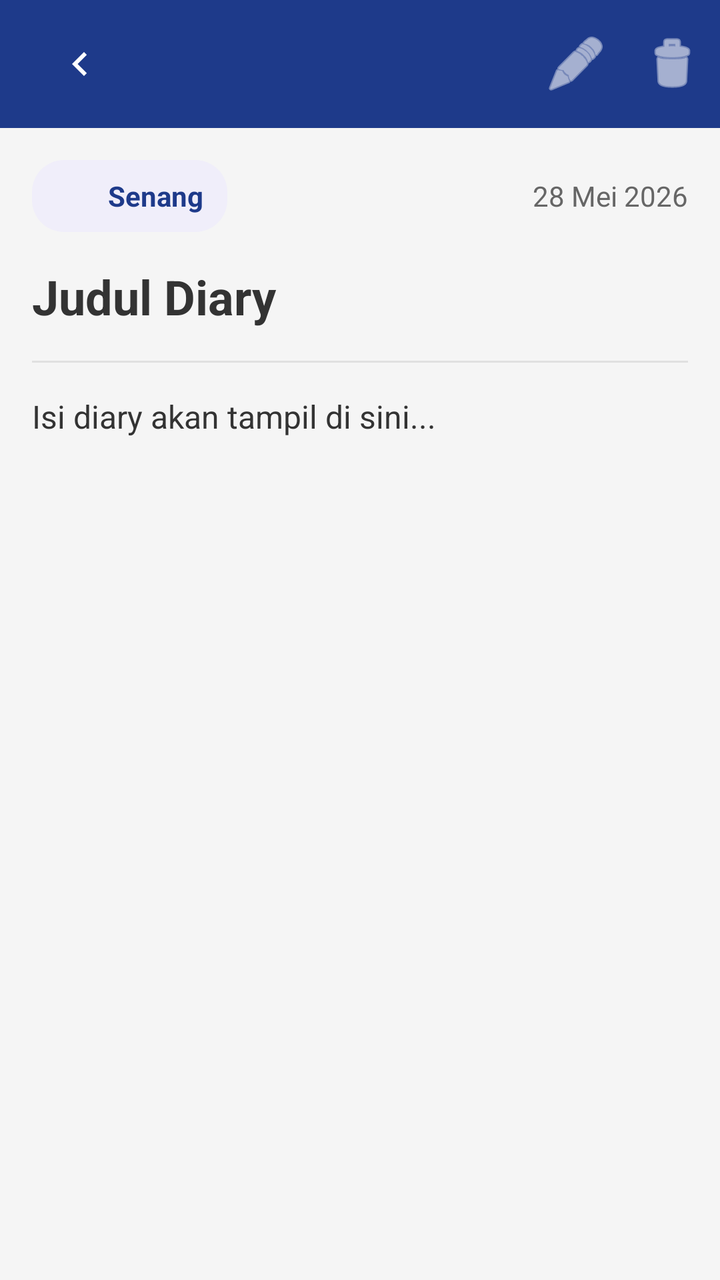
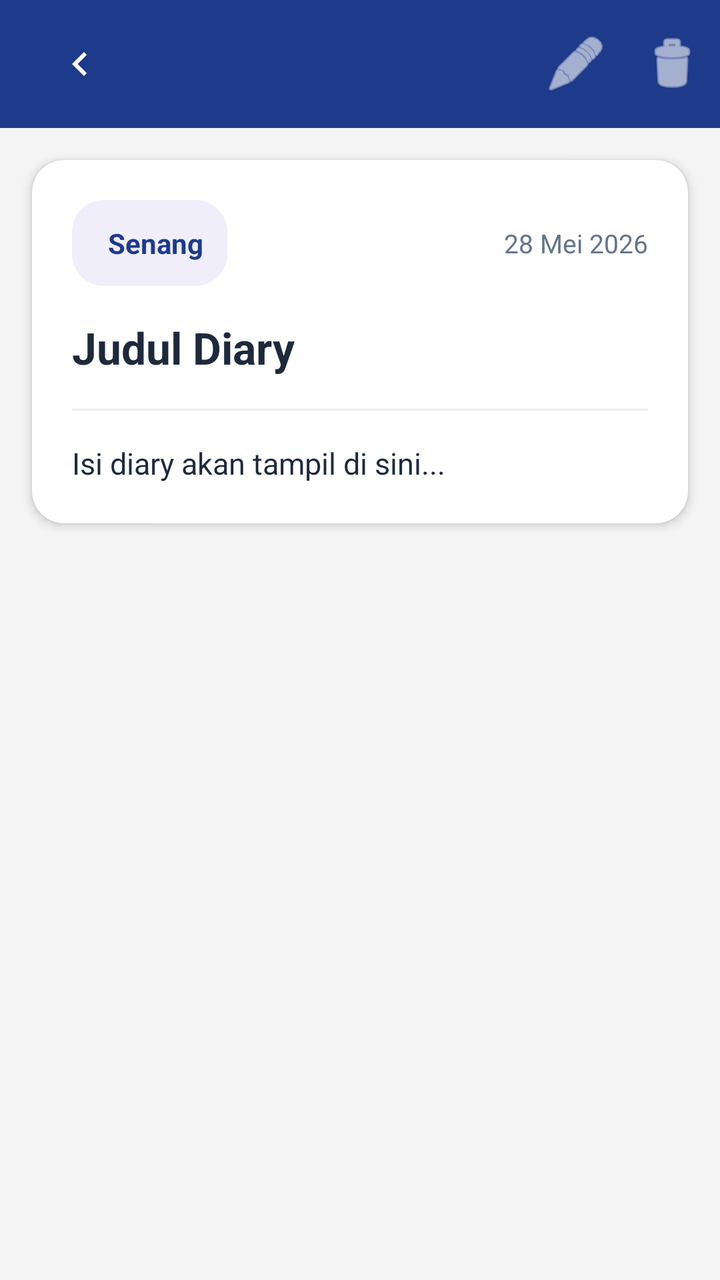

Before-and-after screenshots of an Android layout around one commit, followed by the original layout XML and the change that was made.
<!-- AndroidManifest.xml: application theme Theme.RuangTenang -->
<!-- res/layout/activity_journal_detail.xml -->
<?xml version="1.0" encoding="utf-8"?>
<LinearLayout
    xmlns:android="http://schemas.android.com/apk/res/android"
    xmlns:app="http://schemas.android.com/apk/res-auto"
    android:layout_width="match_parent"
    android:layout_height="match_parent"
    android:orientation="vertical"
    android:background="#F5F5F5">

    
    <androidx.appcompat.widget.Toolbar
        android:id="@+id/toolbar"
        android:layout_width="match_parent"
        android:layout_height="?attr/actionBarSize"
        android:background="@color/primary"
        app:titleTextColor="#FFFFFF">

        <LinearLayout
            android:layout_width="match_parent"
            android:layout_height="match_parent"
            android:orientation="horizontal"
            android:gravity="center_vertical">

            <ImageButton
                android:id="@+id/btn_back"
                android:layout_width="48dp"
                android:layout_height="48dp"
                android:background="?attr/selectableItemBackgroundBorderless"
                android:src="@drawable/ic_chevron_left"
                app:tint="#FFFFFF"
                android:contentDescription="Kembali" />

            <View
                android:layout_width="0dp"
                android:layout_height="0dp"
                android:layout_weight="1" />

            <ImageButton
                android:id="@+id/btn_edit"
                android:layout_width="48dp"
                android:layout_height="48dp"
                android:background="?attr/selectableItemBackgroundBorderless"
                android:src="@android:drawable/ic_menu_edit"
                app:tint="#FFFFFF"
                android:contentDescription="Edit" />

            <ImageButton
                android:id="@+id/btn_delete"
                android:layout_width="48dp"
                android:layout_height="48dp"
                android:background="?attr/selectableItemBackgroundBorderless"
                android:src="@android:drawable/ic_menu_delete"
                app:tint="#FFFFFF"
                android:contentDescription="Hapus" />
        </LinearLayout>
    </androidx.appcompat.widget.Toolbar>

    <ScrollView
        android:layout_width="match_parent"
        android:layout_height="match_parent"
        android:padding="16dp">

        <LinearLayout
            android:layout_width="match_parent"
            android:layout_height="wrap_content"
            android:orientation="vertical">

            
            <LinearLayout
                android:layout_width="match_parent"
                android:layout_height="wrap_content"
                android:layout_marginBottom="16dp"
                android:gravity="center_vertical"
                android:orientation="horizontal">

                <LinearLayout
                    android:id="@+id/layout_mood_chip"
                    android:layout_width="wrap_content"
                    android:layout_height="wrap_content"
                    android:background="@drawable/bg_chip"
                    android:gravity="center_vertical"
                    android:orientation="horizontal"
                    android:paddingHorizontal="12dp"
                    android:paddingVertical="8dp">

                    <ImageView
                        android:id="@+id/iv_detail_mood"
                        android:layout_width="20dp"
                        android:layout_height="20dp"
                        android:layout_marginEnd="6dp" />

                    <TextView
                        android:id="@+id/tv_detail_mood_label"
                        android:layout_width="wrap_content"
                        android:layout_height="wrap_content"
                        android:text="Senang"
                        android:textColor="@color/primary"
                        android:textSize="14sp"
                        android:textStyle="bold" />
                </LinearLayout>

                <TextView
                    android:id="@+id/tv_detail_date"
                    android:layout_width="0dp"
                    android:layout_height="wrap_content"
                    android:layout_weight="1"
                    android:gravity="end"
                    android:text="28 Mei 2026"
                    android:textColor="#666666"
                    android:textSize="14sp" />
            </LinearLayout>

            <TextView
                android:id="@+id/tv_detail_title"
                android:layout_width="match_parent"
                android:layout_height="wrap_content"
                android:text="Judul Diary"
                android:textColor="#333333"
                android:textSize="24sp"
                android:textStyle="bold"
                android:layout_marginBottom="16dp" />

            <View
                android:layout_width="match_parent"
                android:layout_height="1dp"
                android:background="#E0E0E0"
                android:layout_marginBottom="16dp" />

            <TextView
                android:id="@+id/tv_detail_content"
                android:layout_width="match_parent"
                android:layout_height="wrap_content"
                android:lineSpacingExtra="6dp"
                android:text="Isi diary akan tampil di sini..."
                android:textColor="#333333"
                android:textSize="16sp" />

        </LinearLayout>
    </ScrollView>

</LinearLayout>
<!-- resources referenced by this layout -->
<resources>
  <color name="primary">#1E3A8A</color>
  <!-- drawable bg_chip (drawable) -->
  <?xml version="1.0" encoding="utf-8"?>
  <shape xmlns:android="http://schemas.android.com/apk/res/android">
      <solid android:color="#F0EEFA" />
      <corners android:radius="16dp" />
  </shape>
  <!-- drawable ic_chevron_left (drawable) -->
  <vector xmlns:android="http://schemas.android.com/apk/res/android"
      android:width="24dp" android:height="24dp"
      android:viewportWidth="24" android:viewportHeight="24">
      <path android:fillColor="#5A94F2" android:pathData="M15.41,16.59L10.83,12l4.58,-4.59L14,6l-6,6 6,6z"/>
  </vector>
  <style name="Theme.RuangTenang" parent="Base.Theme.RuangTenang" />
  <style name="Base.Theme.RuangTenang" parent="Theme.Material3.DayNight.NoActionBar">
          <item name="colorPrimary">@color/primary</item>
          <item name="colorPrimaryVariant">@color/primary</item>
          <item name="colorOnPrimary">@color/white</item>
          <item name="colorSecondaryContainer">#DCE8FB</item>
          <item name="colorOnSecondaryContainer">@color/primary</item>
          <item name="android:statusBarColor">@color/primary</item>
      </style>
  <color name="white">#FFFFFFFF</color>
</resources>

<!-- the commit's change to res/layout/activity_journal_detail.xml (unified diff, before → after) -->
@@ -58,84 +58,95 @@
     <ScrollView
         android:layout_width="match_parent"
         android:layout_height="match_parent"
+        android:clipToPadding="false"
         android:padding="16dp">
 
-        <LinearLayout
+        <androidx.cardview.widget.CardView
             android:layout_width="match_parent"
             android:layout_height="wrap_content"
-            android:orientation="vertical">
+            app:cardCornerRadius="16dp"
+            app:cardElevation="3dp"
+            app:cardBackgroundColor="@android:color/white">
 
-            
             <LinearLayout
                 android:layout_width="match_parent"
                 android:layout_height="wrap_content"
-                android:layout_marginBottom="16dp"
-                android:gravity="center_vertical"
-                android:orientation="horizontal">
+                android:orientation="vertical"
+                android:padding="20dp">
 
+                
                 <LinearLayout
-                    android:id="@+id/layout_mood_chip"
-                    android:layout_width="wrap_content"
+                    android:layout_width="match_parent"
                     android:layout_height="wrap_content"
-                    android:background="@drawable/bg_chip"
+                    android:layout_marginBottom="16dp"
                     android:gravity="center_vertical"
-                    android:orientation="horizontal"
-                    android:paddingHorizontal="12dp"
-                    android:paddingVertical="8dp">
+                    android:orientation="horizontal">
 
-                    <ImageView
-                        android:id="@+id/iv_detail_mood"
-                        android:layout_width="20dp"
-                        android:layout_height="20dp"
-                        android:layout_marginEnd="6dp" />
+                    <LinearLayout
+                        android:id="@+id/layout_mood_chip"
+                        android:layout_width="wrap_content"
+                        android:layout_height="wrap_content"
+                        android:background="@drawable/bg_chip"
+                        android:gravity="center_vertical"
+                        android:orientation="horizontal"
+                        android:paddingHorizontal="12dp"
+                        android:paddingVertical="8dp">
+
+                        <TextView
+                            android:id="@+id/iv_detail_mood"
+                            android:layout_width="wrap_content"
+                            android:layout_height="wrap_content"
+                            android:textSize="20sp"
+                            android:layout_marginEnd="6dp" />
+
+                        <TextView
+                            android:id="@+id/tv_detail_mood_label"
+                            android:layout_width="wrap_content"
+                            android:layout_height="wrap_content"
+                            android:text="Senang"
+                            android:textColor="@color/primary"
+                            android:textSize="14sp"
+                            android:textStyle="bold" />
+                    </LinearLayout>
 
                     <TextView
-                        android:id="@+id/tv_detail_mood_label"
-                        android:layout_width="wrap_content"
+                        android:id="@+id/tv_detail_date"
+                        android:layout_width="0dp"
                         android:layout_height="wrap_content"
-                        android:text="Senang"
-                        android:textColor="@color/primary"
-                        android:textSize="14sp"
-                        android:textStyle="bold" />
+                        android:layout_weight="1"
+                        android:gravity="end"
+                        android:text="28 Mei 2026"
+                        android:textColor="@color/textSecondary"
+                        android:textSize="13sp" />
                 </LinearLayout>
 
                 <TextView
-                    android:id="@+id/tv_detail_date"
-                    android:layout_width="0dp"
+                    android:id="@+id/tv_detail_title"
+                    android:layout_width="match_parent"
                     android:layout_height="wrap_content"
-                    android:layout_weight="1"
-                    android:gravity="end"
-                    android:text="28 Mei 2026"
-                    android:textColor="#666666"
-                    android:textSize="14sp" />
+                    android:text="Judul Diary"
+                    android:textColor="@color/textPrimary"
+                    android:textSize="22sp"
+                    android:textStyle="bold"
+                    android:layout_marginBottom="16dp" />
+
+                <View
+                    android:layout_width="match_parent"
+                    android:layout_height="1dp"
+                    android:background="#EEEEEE"
+                    android:layout_marginBottom="16dp" />
+
+                <TextView
+                    android:id="@+id/tv_detail_content"
+                    android:layout_width="match_parent"
+                    android:layout_height="wrap_content"
+                    android:lineSpacingExtra="6dp"
+                    android:text="Isi diary akan tampil di sini..."
+                    android:textColor="@color/textPrimary"
+                    android:textSize="15sp" />
+
             </LinearLayout>
-
-            <TextView
-                android:id="@+id/tv_detail_title"
-                android:layout_width="match_parent"
-                android:layout_height="wrap_content"
-                android:text="Judul Diary"
-                android:textColor="#333333"
-                android:textSize="24sp"
-                android:textStyle="bold"
-                android:layout_marginBottom="16dp" />
-
-            <View
-                android:layout_width="match_parent"
-                android:layout_height="1dp"
-                android:background="#E0E0E0"
-                android:layout_marginBottom="16dp" />
-
-            <TextView
-                android:id="@+id/tv_detail_content"
-                android:layout_width="match_parent"
-                android:layout_height="wrap_content"
-                android:lineSpacingExtra="6dp"
-                android:text="Isi diary akan tampil di sini..."
-                android:textColor="#333333"
-                android:textSize="16sp" />
-
-        </LinearLayout>
+        </androidx.cardview.widget.CardView>
     </ScrollView>
 
 </LinearLayout>
<!-- resource entries referenced after the edit -->
@@ -1,6 +1,8 @@
 <!-- resources referenced by this layout -->
 <resources>
   <color name="primary">#1E3A8A</color>
+  <color name="textPrimary">#1e293b</color>
+  <color name="textSecondary">#64748b</color>
   <!-- drawable bg_chip (drawable) -->
   <?xml version="1.0" encoding="utf-8"?>
   <shape xmlns:android="http://schemas.android.com/apk/res/android">
